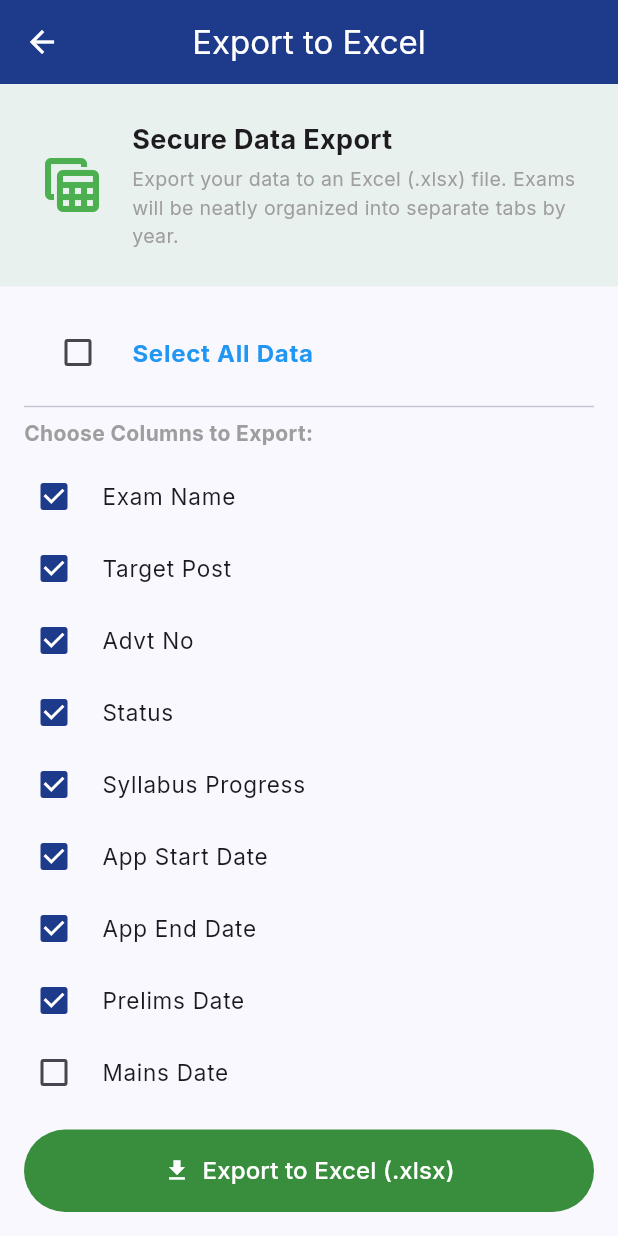
After one commit to DebanjanSarkar/govt_exam_tracker_app_releases, a Flutter app: the screen it shows after launch, in the side drawer, after a tap on "Export to Excel", on a phone screen of 412 x 824 dp. The commit adds this screen. Run offline on Flutter 3.47's test engine with Material 3 defaults, Android fonts, the phone set to English and light mode, and no system bars; our stand-ins replace file_picker, flutter_local_notifications, flutter_riverpod, google_fonts, google_sign_in, package_info_plus and 4 more; missing offline and left inert: excel, googleapis, syncfusion_flutter_pdf; accounts and stored records are empty; network calls fail.

Commit message:
Added first version of excel export feature - and tested it, with the feature working fine for basic excel export.

```diff
--- /dev/null
+++ b/govt_exam_tracker_app/lib/core/services/excel_export_service.dart
@@ -0,0 +1,195 @@
+import 'dart:io';
+import 'package:excel/excel.dart';
+import 'package:intl/intl.dart';
+import 'package:path_provider/path_provider.dart';
+import 'package:share_plus/share_plus.dart';
+import '../../data/models/exam_model.dart';
+import '../../data/models/exam_status.dart';
+
+class ExcelExportService {
+
+  static String _formatDate(DateTime? date) => date == null ? '' : DateFormat('dd-MMM-yyyy').format(date);
+
+  static String _getSyllabusProgress(ExamModel exam) {
+    if (exam.syllabusData.isEmpty) return '0%';
+    int total = 0;
+    int completed = 0;
+    exam.syllabusData.forEach((_, subjects) {
+      if (subjects is Map) {
+        subjects.forEach((_, topics) {
+          if (topics is List) {
+            for (var topic in topics) {
+              total++;
+              if (topic['completed'] == true) completed++;
+            }
+          }
+        });
+      }
+    });
+    if (total == 0) return '0%';
+    return '${((completed / total) * 100).toInt()}%';
+  }
+
+  // STATUS COLORS
+  static ExcelColor _getStatusColor(ApplicationStatus status) {
+    switch (status) {
+      case ApplicationStatus.notApplied: return ExcelColor.fromHexString('#F1F5F9'); // Slate
+      case ApplicationStatus.applied: return ExcelColor.fromHexString('#DBEAFE'); // Blue
+      case ApplicationStatus.admitCardOut: return ExcelColor.fromHexString('#FDF08A'); // Darker Yellow
+      case ApplicationStatus.examGiven: return ExcelColor.fromHexString('#E9D5FF'); // Purple
+      case ApplicationStatus.resultOut: return ExcelColor.fromHexString('#BBF7D0'); // Green
+      case ApplicationStatus.archived: return ExcelColor.fromHexString('#E5E5E5'); // Grey
+      default: return ExcelColor.fromHexString('#FFFFFF');
+    }
+  }
+
+  // DYNAMIC CELL STYLER (Handles Conditional Background Colors)
+  static CellStyle _getDynamicCellStyle(String columnName, ApplicationStatus status, bool isAlternateRow) {
+    ExcelColor bgColor = isAlternateRow ? ExcelColor.fromHexString('#F8FAFC') : ExcelColor.fromHexString('#FFFFFF');
+    HorizontalAlign hAlign = HorizontalAlign.Left;
+    bool isBold = false;
+
+    // 1. Exam Name -> Light Purple Background
+    if (columnName == 'Exam Name') {
+      bgColor = ExcelColor.fromHexString('#F3E8FF');
+      isBold = true;
+    }
+    // 2. Prelims & Mains Dates -> Light Yellow Background
+    else if (columnName == 'Prelims Date' || columnName == 'Mains Date') {
+      bgColor = ExcelColor.fromHexString('#FEF08A');
+      hAlign = HorizontalAlign.Center;
+    }
+    // 3. Status -> Conditional Status Color
+    else if (columnName == 'Status') {
+      bgColor = _getStatusColor(status);
+      hAlign = HorizontalAlign.Center;
+      isBold = true;
+    }
+    // 4. Center align other date/progress columns
+    else if (columnName.contains('Date') || columnName == 'Syllabus Progress') {
+      hAlign = HorizontalAlign.Center;
+    }
+
+    return CellStyle(
+      backgroundColorHex: bgColor,
+      horizontalAlign: hAlign,
+      verticalAlign: VerticalAlign.Center,
+      textWrapping: TextWrapping.WrapText,
+      bold: isBold,
+    );
+  }
+
+  static double _getColumnWidth(String columnName) {
+    switch (columnName) {
+      case 'Exam Name': return 35.0;
+      case 'Target Post': return 25.0;
+      case 'Advt No': return 20.0;
+      case 'Status': return 20.0;
+      case 'Syllabus Progress': return 18.0;
+      case 'Username': return 20.0;
+      case 'Password': return 20.0;
+      case 'Portal URL': return 40.0;
+      case 'Notes': return 60.0;
+      default: return 18.0;
+    }
+  }
+
+  static Future<void> exportToExcel(List<ExamModel> allExams, Map<String, bool> selectedFields) async {
+    var excel = Excel.createExcel();
+
+    // Header Style
+    final headerStyle = CellStyle(
+      backgroundColorHex: ExcelColor.fromHexString('#1E3A8A'), // Deep Navy Blue
+      fontColorHex: ExcelColor.fromHexString('#FFFFFF'), // White Text
+      bold: true,
+      horizontalAlign: HorizontalAlign.Center,
+      verticalAlign: VerticalAlign.Center,
+      textWrapping: TextWrapping.WrapText,
+    );
+
+    // Group exams by Year
+    Map<int, List<ExamModel>> examsByYear = {};
+    for (var exam in allExams) {
+      int year = exam.applicationEndDate?.year ?? exam.createdAt.year;
+      if (!examsByYear.containsKey(year)) {
+        examsByYear[year] = [];
+      }
+      examsByYear[year]!.add(exam);
+    }
+
+    // Determine active columns
+    List<String> activeColumns = [];
+    selectedFields.forEach((key, isSelected) {
+      if (isSelected) activeColumns.add(key);
+    });
+
+    String defaultSheet = excel.getDefaultSheet() ?? 'Sheet1';
+    excel.delete(defaultSheet);
+
+    final sortedYears = examsByYear.keys.toList()..sort((a, b) => b.compareTo(a));
+
+    for (int year in sortedYears) {
+      String sheetName = year.toString();
+      Sheet sheet = excel[sheetName];
+
+      // Set Column Widths
+      for (int i = 0; i < activeColumns.length; i++) {
+        sheet.setColumnWidth(i, _getColumnWidth(activeColumns[i]));
+      }
+
+      // Append Headers
+      sheet.appendRow(activeColumns.map((e) => TextCellValue(e)).toList());
+      for (int i = 0; i < activeColumns.length; i++) {
+        sheet.cell(CellIndex.indexByColumnRow(columnIndex: i, rowIndex: 0)).cellStyle = headerStyle;
+      }
+
+      // Append Data Rows
+      int rowIndex = 1;
+      for (var exam in examsByYear[year]!) {
+        List<CellValue> rowData = [];
+
+        for (String col in activeColumns) {
+          switch (col) {
+            case 'Exam Name': rowData.add(TextCellValue(exam.examName)); break;
+            case 'Target Post': rowData.add(TextCellValue(exam.targetPost ?? '')); break;
+            case 'Advt No': rowData.add(TextCellValue(exam.advertisementNo ?? '')); break;
+            case 'Status': rowData.add(TextCellValue(exam.status.displayName)); break;
+            case 'Syllabus Progress': rowData.add(TextCellValue(_getSyllabusProgress(exam))); break;
+            case 'App Start Date': rowData.add(TextCellValue(_formatDate(exam.applicationStartDate))); break;
+            case 'App End Date': rowData.add(TextCellValue(_formatDate(exam.applicationEndDate))); break;
+            case 'Prelims Date': rowData.add(TextCellValue(_formatDate(exam.examDate))); break;
+            case 'Mains Date': rowData.add(TextCellValue(_formatDate(exam.mainsExamDate))); break;
+            case 'Skill Test Date': rowData.add(TextCellValue(_formatDate(exam.skillTestDate))); break;
+            case 'Interview Date': rowData.add(TextCellValue(_formatDate(exam.interviewDate))); break;
+            case 'Final Result Date': rowData.add(TextCellValue(_formatDate(exam.resultDate))); break;
+            case 'Username': rowData.add(TextCellValue(exam.username ?? '')); break;
+            case 'Password': rowData.add(TextCellValue(exam.password ?? '')); break;
+            case 'Portal URL': rowData.add(TextCellValue(exam.portalUrl ?? '')); break;
+            case 'Notes': rowData.add(TextCellValue(exam.notes ?? '')); break;
+            default: rowData.add(TextCellValue(''));
+          }
+        }
+
+        sheet.appendRow(rowData);
+
+        // APPLY CONDITIONAL FORMATTING PER CELL
+        for (int i = 0; i < activeColumns.length; i++) {
+          var cell = sheet.cell(CellIndex.indexByColumnRow(columnIndex: i, rowIndex: rowIndex));
+          cell.cellStyle = _getDynamicCellStyle(activeColumns[i], exam.status, rowIndex % 2 == 0);
+        }
+
+        rowIndex++;
+      }
+    }
+
+    // Save and Export
+    var fileBytes = excel.save();
+    if (fileBytes == null) throw Exception('Failed to generate Excel file');
+
+    final directory = await getApplicationDocumentsDirectory();
+    final file = File('${directory.path}/Govt_Exams_Export_${DateTime.now().millisecondsSinceEpoch}.xlsx');
+
+    await file.writeAsBytes(fileBytes);
+    await Share.shareXFiles([XFile(file.path)], text: 'My Govt Exams Tracker Backup');
+  }
+}
--- /dev/null
+++ b/govt_exam_tracker_app/lib/ui/screens/export_screen.dart
@@ -0,0 +1,153 @@
+import 'package:flutter/material.dart';
+import 'package:flutter_riverpod/flutter_riverpod.dart';
+import '../../providers/exam_provider.dart';
+import '../../core/services/excel_export_service.dart';
+
+class ExportScreen extends ConsumerStatefulWidget {
+  const ExportScreen({super.key});
+
+  @override
+  ConsumerState<ExportScreen> createState() => _ExportScreenState();
+}
+
+class _ExportScreenState extends ConsumerState<ExportScreen> {
+  bool _isExporting = false;
+
+  // The Master List of all available fields
+  final Map<String, bool> _fields = {
+    'Exam Name': true,
+    'Target Post': true,
+    'Advt No': true,
+    'Status': true,
+    'Syllabus Progress': true,
+    'App Start Date': true,
+    'App End Date': true,
+    'Prelims Date': true,
+    'Mains Date': false,
+    'Skill Test Date': false,
+    'Interview Date': false,
+    'Final Result Date': false,
+    'Username': false,
+    'Password': false,
+    'Portal URL': false,
+    'Notes': false,
+  };
+
+  bool get _isAllSelected => !_fields.values.contains(false);
+
+  void _toggleAll(bool? value) {
+    if (value == null) return;
+    setState(() {
+      _fields.updateAll((key, _) => value);
+    });
+  }
+
+  Future<void> _exportData() async {
+    if (!_fields.values.contains(true)) {
+      ScaffoldMessenger.of(context).showSnackBar(const SnackBar(content: Text('Please select at least one field to export.'), backgroundColor: Colors.red));
+      return;
+    }
+
+    setState(() => _isExporting = true);
+
+    try {
+      final repository = ref.read(examRepositoryProvider);
+      final allExams = await repository.getAllExams();
+
+      if (allExams.isEmpty) {
+        throw Exception('You have no exams to export!');
+      }
+
+      await ExcelExportService.exportToExcel(allExams, _fields);
+
+      if (mounted) {
+        ScaffoldMessenger.of(context).showSnackBar(const SnackBar(content: Text('Export ready! Choose where to save it.'), backgroundColor: Colors.green));
+      }
+    } catch (e) {
+      if (mounted) {
+        ScaffoldMessenger.of(context).showSnackBar(SnackBar(content: Text(e.toString().replaceAll('Exception: ', '')), backgroundColor: Colors.red));
+      }
+    } finally {
+      if (mounted) setState(() => _isExporting = false);
+    }
+  }
+
+  @override
+  Widget build(BuildContext context) {
+    return Scaffold(
+      appBar: AppBar(title: const Text('Export to Excel')),
+      body: Column(
+        children: [
+          Container(
+            padding: const EdgeInsets.all(24.0),
+            color: Colors.green.withOpacity(0.1),
+            child: const Row(
+              children: [
+                Icon(Icons.table_view, color: Colors.green, size: 48),
+                SizedBox(width: 16),
+                Expanded(
+                  child: Column(
+                    crossAxisAlignment: CrossAxisAlignment.start,
+                    children: [
+                      Text('Secure Data Export', style: TextStyle(fontSize: 18, fontWeight: FontWeight.bold)),
+                      SizedBox(height: 4),
+                      Text('Export your data to an Excel (.xlsx) file. Exams will be neatly organized into separate tabs by year.', style: TextStyle(color: Colors.grey, fontSize: 13)),
+                    ],
+                  ),
+                ),
+              ],
+            ),
+          ),
+
+          Expanded(
+            child: ListView(
+              padding: const EdgeInsets.all(16.0),
+              children: [
+                CheckboxListTile(
+                  title: const Text('Select All Data', style: TextStyle(fontWeight: FontWeight.bold, color: Colors.blue)),
+                  value: _isAllSelected,
+                  onChanged: _toggleAll,
+                  activeColor: Colors.blue,
+                  controlAffinity: ListTileControlAffinity.leading,
+                ),
+                const Divider(),
+                const Text('Choose Columns to Export:', style: TextStyle(fontWeight: FontWeight.bold, color: Colors.grey)),
+                const SizedBox(height: 8),
+
+                ..._fields.keys.map((key) {
+                  return CheckboxListTile(
+                    title: Text(key, style: const TextStyle(fontSize: 15)),
+                    value: _fields[key],
+                    onChanged: (val) {
+                      setState(() {
+                        _fields[key] = val!;
+                      });
+                    },
+                    controlAffinity: ListTileControlAffinity.leading,
+                    contentPadding: EdgeInsets.zero,
+                    visualDensity: VisualDensity.compact,
+                  );
+                }),
+              ],
+            ),
+          ),
+
+          Container(
+            padding: const EdgeInsets.all(16),
+            color: Theme.of(context).colorScheme.surface,
+            width: double.infinity,
+            child: FilledButton.icon(
+              style: FilledButton.styleFrom(
+                backgroundColor: Colors.green.shade700,
+                padding: const EdgeInsets.all(16),
+              ),
+              onPressed: _isExporting ? null : _exportData,
+              icon: _isExporting ? const SizedBox(width: 20, height: 20, child: CircularProgressIndicator(color: Colors.white, strokeWidth: 2)) : const Icon(Icons.download),
+              label: Text(_isExporting ? 'Generating Excel...' : 'Export to Excel (.xlsx)', style: const TextStyle(fontSize: 16)),
+            ),
+          ),
+        ],
+      ),
+    );
+  }
+}
--- a/govt_exam_tracker_app/lib/ui/widgets/main_drawer.dart
+++ b/govt_exam_tracker_app/lib/ui/widgets/main_drawer.dart
@@ -2,7 +2,8 @@ import 'package:flutter/material.dart';
 import 'package:flutter_riverpod/flutter_riverpod.dart';
 import 'package:flutter_local_notifications/flutter_local_notifications.dart';
 import '../../providers/sync_provider.dart';
-import '../screens/settings_screen.dart'; // NEW: Imported Settings Screen
+import '../screens/settings_screen.dart';
+import '../screens/export_screen.dart';
 
 class MainDrawer extends ConsumerWidget {
   const MainDrawer({super.key});
@@ -44,7 +45,16 @@ class MainDrawer extends ConsumerWidget {
     });
 
     return Drawer(
+      // SAFE AREA prevents the branding from hiding under Android's bottom navigation bar
+      child: SafeArea(
+        top: false, // The UserAccountsDrawerHeader handles its own top padding
         child: Column(
+          children: [
+            // 1. SCROLLABLE MENU ITEMS
+            // Using Expanded + ListView prevents the overflow error entirely!
+            Expanded(
+              child: ListView(
+                padding: EdgeInsets.zero,
                 children: [
                   UserAccountsDrawerHeader(
                     decoration: BoxDecoration(color: theme.colorScheme.primary),
@@ -87,8 +97,16 @@ class MainDrawer extends ConsumerWidget {
                     ),
                   ],
 
-          const Spacer(),
                   const Divider(),
+
+                  ListTile(
+                    leading: const Icon(Icons.table_view, color: Colors.green),
+                    title: const Text('Export to Excel'),
+                    onTap: () {
+                      Navigator.pop(context);
+                      Navigator.push(context, MaterialPageRoute(builder: (context) => const ExportScreen()));
+                    },
+                  ),
 
                   ListTile(
                     leading: const Icon(Icons.notifications_active, color: Colors.amber),
@@ -99,24 +117,27 @@ class MainDrawer extends ConsumerWidget {
                     },
                   ),
 
-          // NEW: AI Settings Menu Option
                   ListTile(
                     leading: const Icon(Icons.settings, color: Colors.purple),
                     title: const Text('AI Settings'),
                     onTap: () {
-              Navigator.pop(context); // Close the drawer
+                      Navigator.pop(context);
                       Navigator.push(context, MaterialPageRoute(builder: (context) => const SettingsScreen()));
                     },
                   ),
+                ],
+              ),
+            ),
 
-          // BRANDING SECTION
+            // 2. FIXED BRANDING SECTION AT THE BOTTOM
             Container(
               width: double.infinity,
-            padding: const EdgeInsets.symmetric(vertical: 24.0, horizontal: 16.0),
+              padding: const EdgeInsets.only(top: 16.0, bottom: 24.0, left: 16.0, right: 16.0),
               decoration: BoxDecoration(
                 color: theme.colorScheme.surfaceContainerHighest.withOpacity(0.5),
               ),
               child: Column(
+                mainAxisSize: MainAxisSize.min, // Wraps content tightly
                 children: [
                   Icon(Icons.favorite, color: Colors.red.shade400, size: 28),
                   const SizedBox(height: 8),
@@ -147,6 +168,7 @@ class MainDrawer extends ConsumerWidget {
             ),
           ],
         ),
+      ),
     );
   }
 }
--- a/govt_exam_tracker_app/pubspec.yaml
+++ b/govt_exam_tracker_app/pubspec.yaml
@@ -49,6 +49,10 @@ dependencies:
   # For checking package version number
   package_info_plus: ^8.0.2
 
+  # Excel Generation & File Sharing
+  excel: ^4.0.3
+  share_plus: ^9.0.0
+
 
 dev_dependencies:
   flutter_test:
```
Also changed, not shown: govt_exam_tracker_app/pubspec.lock, 3 other files. Lines whose indentation alone changed are shown as unchanged.
